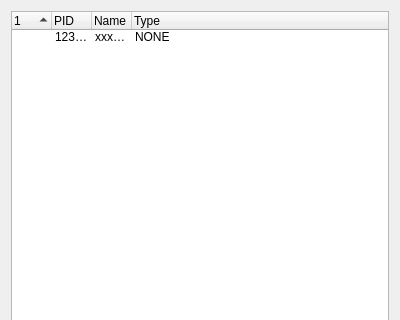
First picture: the form in GH Injector GUI/GuiProcess.ui, repository guidedhacking/GH-Injector-GUI, before the edit; both pictures show x 0 to 400 and y 0 to 320 of the 400 by 600 pixel window.
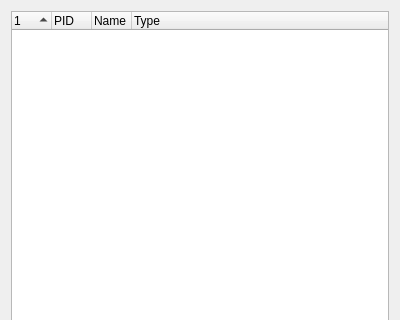
Second picture: the form after the edit. Icons and pictures are not drawn.

Commit message: Update now supports unicode and also ignores cache files, redid resource related stuff, working on process list to make it more efficient (currently broken)

```diff
--- a/GH Injector GUI/GuiProcess.ui
+++ b/GH Injector GUI/GuiProcess.ui
@@ -88,20 +88,6 @@
          <string>Type</string>
         </property>
        </column>
-       <item>
-        <property name="text">
-         <string/>
-        </property>
-        <property name="text">
-         <string>123456</string>
-        </property>
-        <property name="text">
-         <string>xxxxxxxxxxxxxxxxxxxxxxx</string>
-        </property>
-        <property name="text">
-         <string>NONE</string>
-        </property>
-       </item>
       </widget>
      </item>
      <item row="3" column="0" colspan="2">
```
The commit also changes 44 other files.
